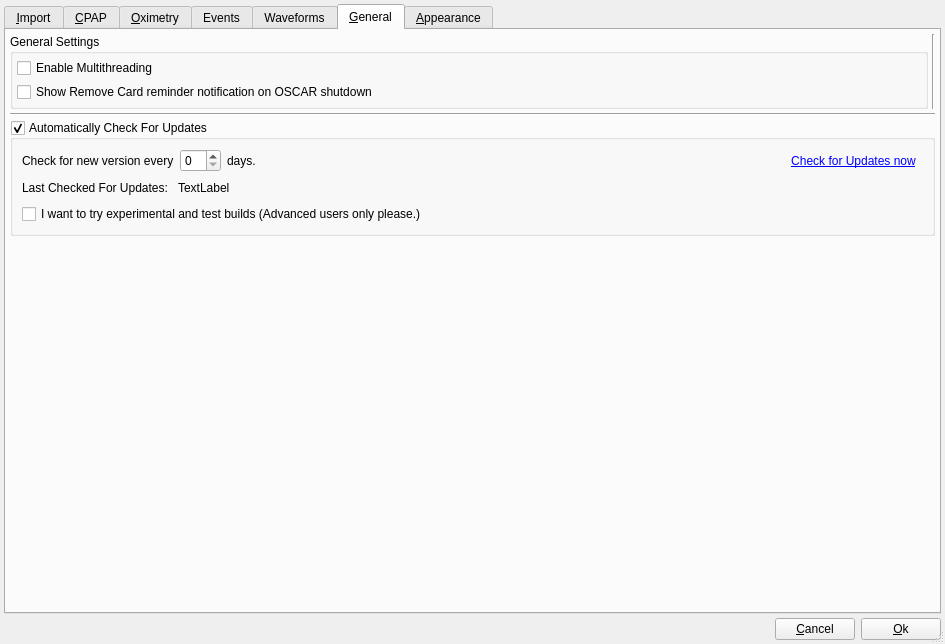
First picture: the form in oscar/preferencesdialog.ui, repository littleyoda/oscar, before the edit.
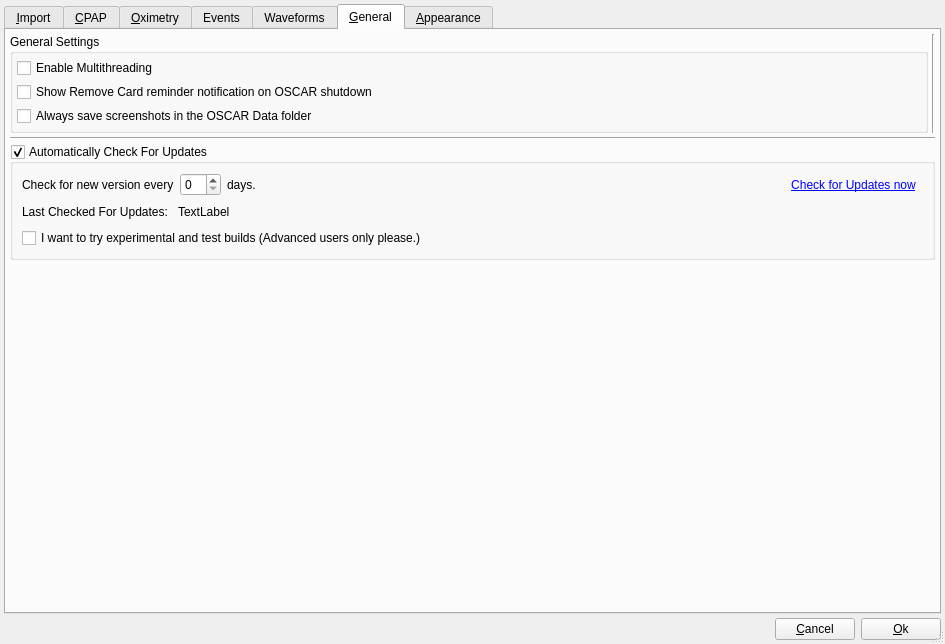
Second picture: the form after the edit. The open tabs and pages were chosen to show the change. Icons and pictures are not drawn.

Commit message:
Ask the user where to save screenshots (by default).
There's a new preference to turn this off.

Also update the release notes post-beta-1.

```diff
--- a/oscar/preferencesdialog.ui
+++ b/oscar/preferencesdialog.ui
@@ -2003,6 +2003,13 @@
               </property>
              </widget>
             </item>
+            <item row="3" column="1">
+             <widget class="QCheckBox" name="dontAskWhenSavingScreenshotsCheckbox">
+              <property name="text">
+               <string>Always save screenshots in the OSCAR Data folder</string>
+              </property>
+             </widget>
+            </item>
            </layout>
           </widget>
          </item>
```
The commit also changes 5 other files.
